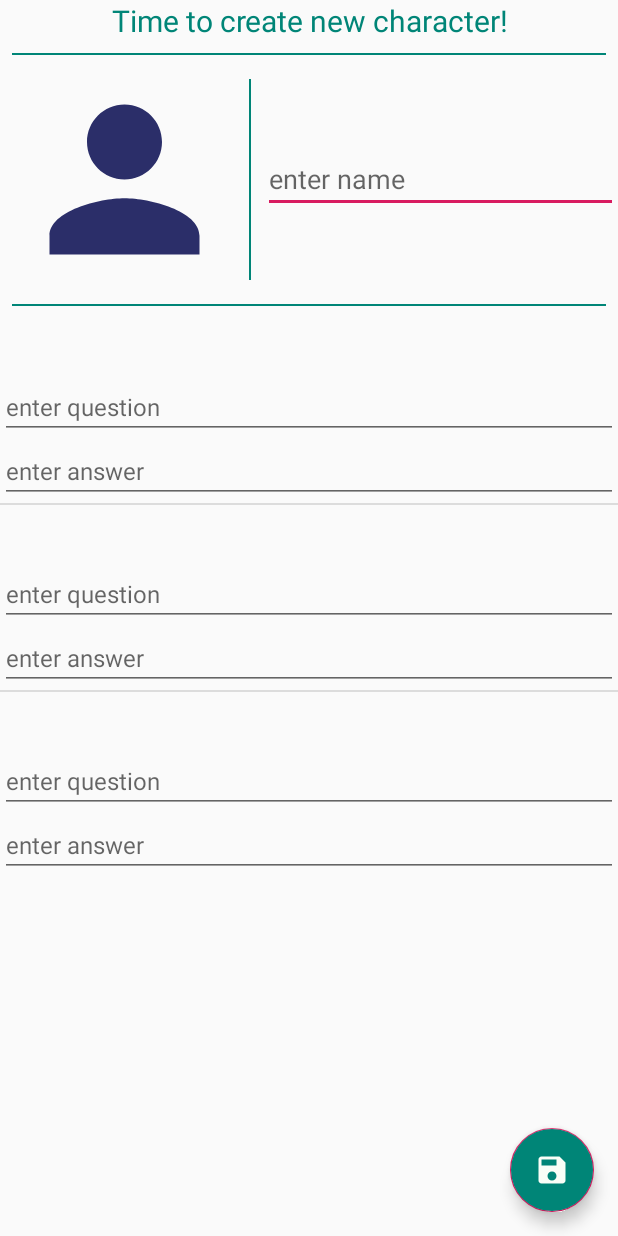
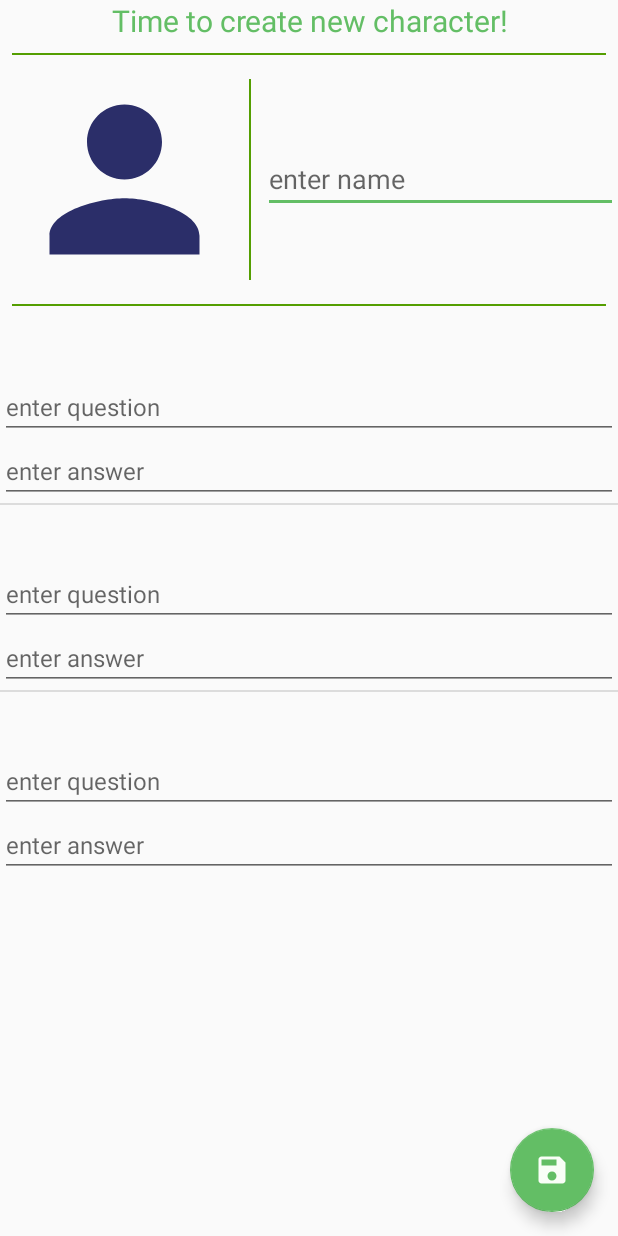
Before and after one commit to eifbcnei/quiz, an Android app: the layout activity_create_quiz_character.xml on its own in the app's theme, with its tools: preview values and no code run, on a phone screen of 412 x 824 dp. Run offline under Robolectric (Android 15) with nearby library versions, the phone set to English and light mode, and no system bars.

Commit message:
colors redesign

```diff
--- a/app/src/main/res/drawable/btn_round_bg.xml
+++ b/app/src/main/res/drawable/btn_round_bg.xml
@@ -3,12 +3,12 @@
     android:color="@android:color/darker_gray">
     <item android:id="@android:id/mask">
         <shape android:shape="oval">
-            <solid android:color="@android:color/holo_blue_dark"/>
+            <solid android:color="@android:color/white"/>
         </shape>
     </item>
     <item android:id="@android:id/background">
         <shape android:shape="oval">
-            <solid android:color="@color/colorPrimary"/>
+            <solid android:color="@color/colorAccent"/>
         </shape>
     </item>
 
--- a/app/src/main/res/drawable/ic_check_box_24dp.xml
+++ /dev/null
@@ -1,5 +0,0 @@
-<vector android:height="24dp" android:tint="#1DED05"
-    android:viewportHeight="24.0" android:viewportWidth="24.0"
-    android:width="24dp" xmlns:android="http://schemas.android.com/apk/res/android">
-    <path android:fillColor="#FF000000" android:pathData="M19,3L5,3c-1.11,0 -2,0.9 -2,2v14c0,1.1 0.89,2 2,2h14c1.11,0 2,-0.9 2,-2L21,5c0,-1.1 -0.89,-2 -2,-2zM10,17l-5,-5 1.41,-1.41L10,14.17l7.59,-7.59L19,8l-9,9z"/>
-</vector>
--- a/app/src/main/res/drawable/ic_warning_24dp.xml
+++ /dev/null
@@ -1,5 +0,0 @@
-<vector android:height="24dp" android:tint="#ED0300"
-    android:viewportHeight="24.0" android:viewportWidth="24.0"
-    android:width="24dp" xmlns:android="http://schemas.android.com/apk/res/android">
-    <path android:fillColor="#FF000000" android:pathData="M1,21h22L12,2 1,21zM13,18h-2v-2h2v2zM13,14h-2v-4h2v4z"/>
-</vector>
--- a/app/src/main/res/layout/activity_create_quiz_character.xml
+++ b/app/src/main/res/layout/activity_create_quiz_character.xml
@@ -17,7 +17,7 @@
             android:layout_height="wrap_content"
             android:gravity="center_horizontal"
             android:text="@string/create_qc_hint"
-            android:textColor="@color/colorPrimary"
+            android:textColor="@color/colorAccent"
             android:textSize="@dimen/textSize_large_20" />
 
         <View
@@ -27,7 +27,7 @@
             android:layout_marginTop="@dimen/spacing_small_8"
             android:layout_marginRight="@dimen/spacing_small_8"
             android:layout_marginBottom="@dimen/spacing_small_8"
-            android:background="@color/colorPrimary" />
+            android:background="@color/divider_dark" />
 
         <LinearLayout
             android:layout_width="match_parent"
@@ -48,7 +48,7 @@
                 android:layout_width="@dimen/divider_depth"
                 android:layout_height="match_parent"
                 android:layout_margin="@dimen/spacing_small_8"
-                android:background="@color/colorPrimary" />
+                android:background="@color/divider_dark" />
 
             <EditText
                 android:id="@+id/et_name"
@@ -70,7 +70,7 @@
             android:layout_marginTop="@dimen/spacing_small_8"
             android:layout_marginRight="@dimen/spacing_small_8"
             android:layout_marginBottom="@dimen/spacing_small_8"
-            android:background="@color/colorPrimary" />
+            android:background="@color/divider_dark" />
 
 
         <FrameLayout
@@ -94,7 +94,7 @@
         android:layout_height="56dp"
         android:layout_gravity="bottom|end"
         android:layout_margin="@dimen/spacing_normal_16dp"
-        android:backgroundTint="@color/colorPrimary"
+        android:backgroundTint="@color/colorAccent"
         android:clickable="true"
         android:focusable="true"
         android:src="@drawable/ic_save_56dp" />
--- a/app/src/main/res/values/colors.xml
+++ b/app/src/main/res/values/colors.xml
@@ -1,6 +1,7 @@
 <?xml version="1.0" encoding="utf-8"?>
 <resources>
-    <color name="colorPrimary">#008577</color>
-    <color name="colorPrimaryDark">#00574B</color>
-    <color name="colorAccent">#D81B60</color>
+    <color name="colorPrimary">#007461</color>
+    <color name="colorAccent">#63BE65</color>
+    <color name="divider_light">#BEB6B6</color>
+    <color name="divider_dark">#549E01</color>
 </resources>
--- a/app/src/main/res/values/styles.xml
+++ b/app/src/main/res/values/styles.xml
@@ -4,7 +4,7 @@
     <style name="AppTheme" parent="Theme.AppCompat.Light.DarkActionBar">
         <!-- Customize your theme here. -->
         <item name="colorPrimary">@color/colorPrimary</item>
-        <item name="colorPrimaryDark">@color/colorPrimaryDark</item>
+        <item name="colorPrimaryDark">@color/colorPrimary</item>
         <item name="colorAccent">@color/colorAccent</item>
     </style>
 
```
Also changed, not shown: app/src/main/res/layout/activity_quiz.xml (+7 -4 lines).
